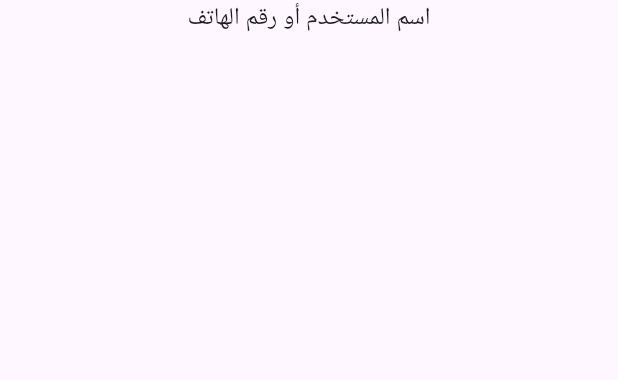
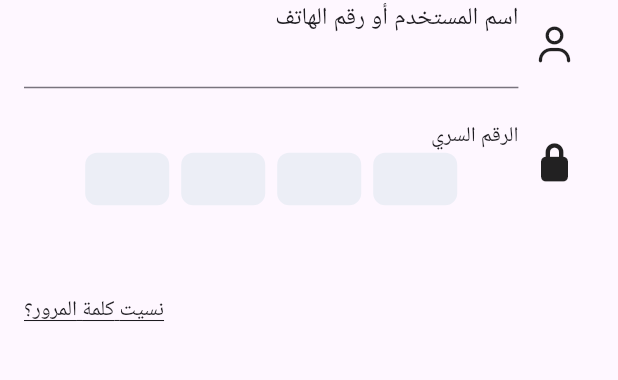
Before and after one commit to babasahi/bankily_clone, a Flutter app: the screen it shows after launch, on a phone screen of 412 x 824 dp, the part 365-745 px from its top. Run offline on Flutter 3.47's test engine with Material 3 defaults, Android fonts, the phone set to English and light mode, and no system bars; drawn by our look-alikes of pinput; our stand-ins replace font_awesome_flutter.

Commit message:
feat: add textfitled

```diff
--- a/lib/views/screens/login_screen.dart
+++ b/lib/views/screens/login_screen.dart
@@ -1,4 +1,6 @@
 import 'package:flutter/material.dart';
+import 'package:font_awesome_flutter/font_awesome_flutter.dart';
+import 'package:pinput/pinput.dart';
 
 class LoginScreen extends StatelessWidget {
   const LoginScreen({super.key});
@@ -12,16 +14,75 @@ class LoginScreen extends StatelessWidget {
             Padding(
               padding: EdgeInsets.all(16),
               child: Column(
+                crossAxisAlignment: CrossAxisAlignment.end,
                 children: [
                   Image.asset('assets/icons/logo_bankily.png'),
-                  Text(
-                    'اسم المستخدم أو رقم الهاتف',
-                    style: TextStyle(
-                      fontSize: 16,
-                    ),
+
+                  Row(
+                    children: [
+                      Column(
+                        crossAxisAlignment: CrossAxisAlignment.end,
+                        children: [
+                          Text(
+                            'اسم المستخدم أو رقم الهاتف',
+                            style: TextStyle(
+                              fontSize: 16,
+                            ),
+                          ),
+                          SizedBox(
+                            height: 35,
+                            width: MediaQuery.sizeOf(context).width * 0.8,
+                            child: TextField(
+                              keyboardType: TextInputType.phone,
+                            ),
+                          ),
+                        ],
+                      ),
+
+                      SizedBox(
+                        width: 12,
+                      ),
+                      Icon(
+                        FontAwesomeIcons.user,
+                      ),
+                    ],
+                  ),
+                  SizedBox(
+                    height: 22,
                   ),
                   Row(
-                    children: [],
+                    children: [
+                      Column(
+                        crossAxisAlignment: CrossAxisAlignment.end,
+                        children: [
+                          Text('الرقم السري'),
+                          SizedBox(
+                            height: 35,
+                            width: MediaQuery.sizeOf(context).width * 0.8,
+                            child: Pinput(),
+                          ),
+                        ],
+                      ),
+                      SizedBox(
+                        width: 12,
+                      ),
+                      Icon(
+                        FontAwesomeIcons.lock,
+                      ),
+                    ],
+                  ),
+
+                  SizedBox(
+                    height: 60,
+                  ),
+                  Align(
+                    alignment: Alignment.centerLeft,
+                    child: Text(
+                      'نسيت كلمة المرور؟',
+                      style: TextStyle(
+                        decoration: TextDecoration.underline,
+                      ),
+                    ),
                   ),
                 ],
               ),
--- a/pubspec.yaml
+++ b/pubspec.yaml
@@ -9,6 +9,8 @@ environment:
 dependencies:
   flutter:
     sdk: flutter
+  font_awesome_flutter: ^10.12.0
+  pinput: ^6.0.1
 
 dev_dependencies:
   flutter_test:
```
Also changed, not shown: pubspec.lock.
